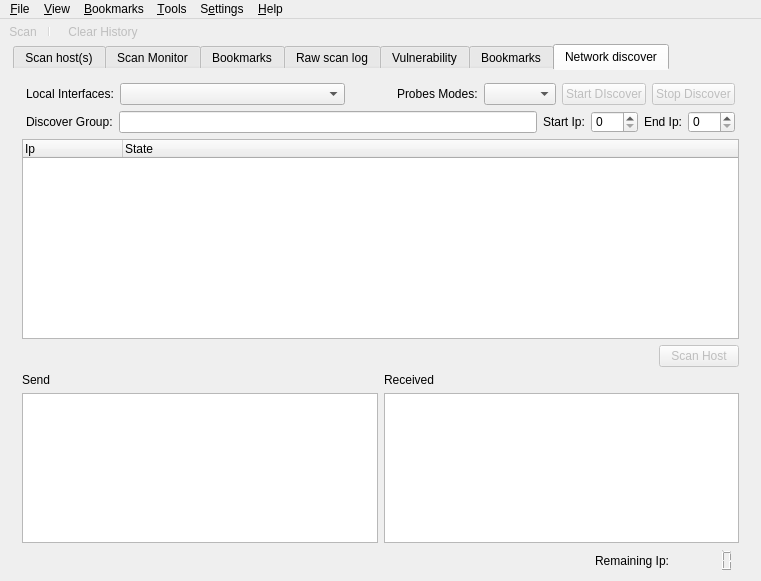
Above: src/app/mainwindow.ui from nmapsi4/nmapsi4 before the change. Below: the same form after it.
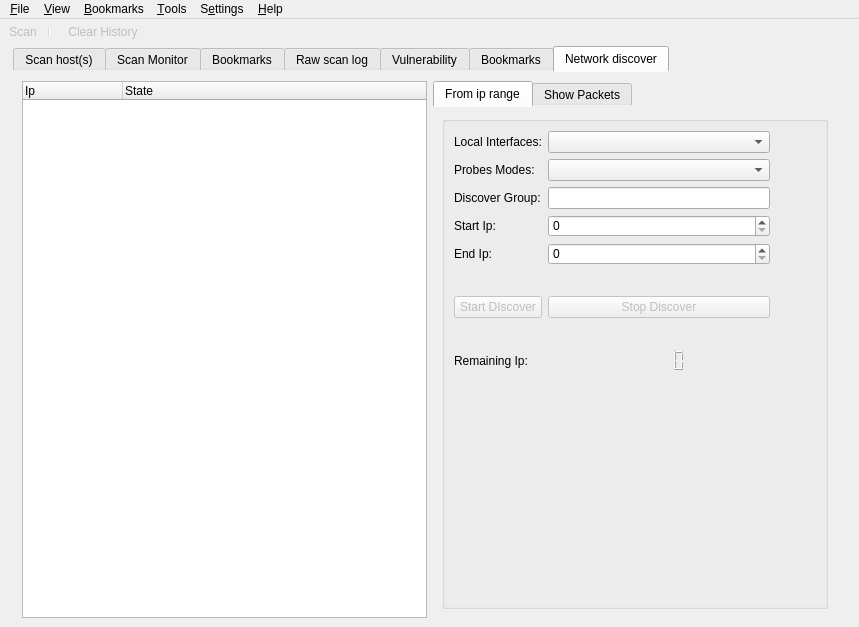
That is the form after the change. The open tabs and pages were chosen to show the change. Icons and pictures are not drawn.

Commit message: start discover rework.

The edit to the form file:
```diff
--- a/src/app/mainwindow.ui
+++ b/src/app/mainwindow.ui
@@ -10,8 +10,8 @@
    <rect>
     <x>0</x>
     <y>0</y>
-    <width>761</width>
-    <height>581</height>
+    <width>859</width>
+    <height>627</height>
    </rect>
   </property>
   <property name="sizePolicy">
@@ -59,7 +59,16 @@
   </property>
   <widget class="QWidget" name="centralwidget">
    <layout class="QVBoxLayout" name="verticalLayout_25">
-    <property name="margin">
+    <property name="leftMargin">
+     <number>0</number>
+    </property>
+    <property name="topMargin">
+     <number>2</number>
+    </property>
+    <property name="rightMargin">
+     <number>0</number>
+    </property>
+    <property name="bottomMargin">
      <number>0</number>
     </property>
     <item>
@@ -1344,65 +1353,69 @@
        <attribute name="title">
         <string>Network discover</string>
        </attribute>
-       <layout class="QGridLayout" name="gridLayout_13">
-        <item row="0" column="0">
-         <layout class="QHBoxLayout" name="horizontalLayout_8">
-          <property name="leftMargin">
-           <number>4</number>
-          </property>
-          <property name="topMargin">
-           <number>4</number>
-          </property>
-          <property name="rightMargin">
-           <number>4</number>
-          </property>
-          <item>
-           <widget class="QLabel" name="label">
-            <property name="maximumSize">
-             <size>
-              <width>16777215</width>
-              <height>16777215</height>
-             </size>
-            </property>
+       <layout class="QVBoxLayout" name="verticalLayout_9">
+        <item>
+         <layout class="QHBoxLayout" name="horizontalLayout_12">
+          <item>
+           <widget class="QTreeWidget" name="treeDiscover">
+            <property name="alternatingRowColors">
+             <bool>true</bool>
+            </property>
+            <property name="rootIsDecorated">
+             <bool>false</bool>
+            </property>
+            <column>
+             <property name="text">
+              <string>Ip</string>
+             </property>
+            </column>
+            <column>
             <property name="text">
-             <string>Local Interfaces:</string>
-            </property>
+              <string>State</string>
+             </property>
+            </column>
            </widget>
           </item>
           <item>
-           <widget class="QComboBox" name="comboDiscover">
-            <property name="sizePolicy">
-             <sizepolicy hsizetype="Expanding" vsizetype="Fixed">
-              <horstretch>0</horstretch>
-              <verstretch>0</verstretch>
-             </sizepolicy>
+           <widget class="QTabWidget" name="tabRightDiscover">
+            <property name="currentIndex">
+             <number>0</number>
             </property>
-            <property name="minimumSize">
-             <size>
-              <width>0</width>
-              <height>0</height>
-             </size>
-            </property>
-           </widget>
-          </item>
+            <widget class="QWidget" name="intervallScan">
+             <attribute name="icon">
+              <iconset resource="../../mainwin.qrc">
+               <normaloff>:/images/images/network_local.png</normaloff>:/images/images/network_local.png</iconset>
+             </attribute>
+             <attribute name="title">
+              <string>From ip range</string>
+             </attribute>
+             <layout class="QVBoxLayout" name="verticalLayout_11">
           <item>
-           <widget class="QPushButton" name="reloadComboDiscover">
-            <property name="toolTip">
-             <string extracomment="Reload Interfaces"/>
-            </property>
-            <property name="text">
+               <widget class="QGroupBox" name="groupBox">
+                <property name="title">
              <string/>
             </property>
+                <layout class="QHBoxLayout" name="horizontalLayout_9">
+                 <item>
+                  <layout class="QGridLayout" name="gridLayout_2">
+                   <item row="2" column="2">
+                    <widget class="QLineEdit" name="lineIpDiscover"/>
+                   </item>
+                   <item row="6" column="2">
+                    <widget class="QPushButton" name="stopDiscoverButt">
+                     <property name="enabled">
+                      <bool>false</bool>
+                     </property>
+                     <property name="text">
+                      <string>Stop Discover</string>
+                     </property>
             <property name="icon">
              <iconset resource="../../mainwin.qrc">
-              <normaloff>:/images/images/reload.png</normaloff>:/images/images/reload.png</iconset>
-            </property>
-            <property name="flat">
-             <bool>true</bool>
+                       <normaloff>:/images/images/button_cancel.png</normaloff>:/images/images/button_cancel.png</iconset>
             </property>
            </widget>
           </item>
-          <item>
+                   <item row="1" column="1">
            <widget class="QLabel" name="labelProbesModes">
             <property name="sizePolicy">
              <sizepolicy hsizetype="Fixed" vsizetype="Preferred">
@@ -1415,142 +1428,104 @@
             </property>
            </widget>
           </item>
-          <item>
-           <widget class="QComboBox" name="discoverProbesCombo">
-            <property name="sizePolicy">
-             <sizepolicy hsizetype="Preferred" vsizetype="Fixed">
-              <horstretch>0</horstretch>
-              <verstretch>0</verstretch>
-             </sizepolicy>
-            </property>
-           </widget>
-          </item>
-          <item>
-           <widget class="QPushButton" name="startDiscoverButt">
-            <property name="enabled">
-             <bool>false</bool>
-            </property>
+                   <item row="8" column="1">
+                    <widget class="QLabel" name="label_12">
+                     <property name="layoutDirection">
+                      <enum>Qt::LeftToRight</enum>
+                     </property>
             <property name="text">
-             <string>Start DIscover</string>
-            </property>
-            <property name="icon">
-             <iconset resource="../../mainwin.qrc">
-              <normaloff>:/images/images/document-preview-archive.png</normaloff>:/images/images/document-preview-archive.png</iconset>
-            </property>
-           </widget>
-          </item>
-          <item>
-           <widget class="QPushButton" name="stopDiscoverButt">
-            <property name="enabled">
-             <bool>false</bool>
+                      <string>Remaining Ip:</string>
+                     </property>
+                    </widget>
+                   </item>
+                   <item row="0" column="3">
+                    <widget class="QPushButton" name="reloadComboDiscover">
+                     <property name="toolTip">
+                      <string extracomment="Reload Interfaces"/>
             </property>
             <property name="text">
-             <string>Stop Discover</string>
+                      <string/>
             </property>
             <property name="icon">
              <iconset resource="../../mainwin.qrc">
-              <normaloff>:/images/images/button_cancel.png</normaloff>:/images/images/button_cancel.png</iconset>
-            </property>
-           </widget>
-          </item>
-         </layout>
-        </item>
-        <item row="1" column="0">
-         <layout class="QHBoxLayout" name="horizontalLayout_9">
-          <property name="leftMargin">
-           <number>4</number>
-          </property>
-          <property name="rightMargin">
-           <number>4</number>
-          </property>
-          <item>
-           <widget class="QLabel" name="label_2">
-            <property name="text">
-             <string>Discover Group:</string>
+                       <normaloff>:/images/images/reload.png</normaloff>:/images/images/reload.png</iconset>
+                     </property>
+                     <property name="flat">
+                      <bool>true</bool>
+                     </property>
+                    </widget>
+                   </item>
+                   <item row="9" column="1">
+                    <spacer name="verticalSpacer_2">
+                     <property name="orientation">
+                      <enum>Qt::Vertical</enum>
+                     </property>
+                     <property name="sizeHint" stdset="0">
+                      <size>
+                       <width>20</width>
+                       <height>40</height>
+                      </size>
+                     </property>
+                    </spacer>
+                   </item>
+                   <item row="4" column="2">
+                    <widget class="QSpinBox" name="spinEndDiscover">
+                     <property name="maximum">
+                      <number>255</number>
             </property>
            </widget>
           </item>
-          <item>
-           <widget class="QLineEdit" name="lineIpDiscover"/>
-          </item>
-          <item>
+                   <item row="3" column="1">
            <widget class="QLabel" name="label_3">
             <property name="text">
              <string>Start Ip:</string>
             </property>
            </widget>
           </item>
-          <item>
-           <widget class="QSpinBox" name="spinBeginDiscover">
-            <property name="maximum">
-             <number>255</number>
-            </property>
-           </widget>
-          </item>
-          <item>
+                   <item row="4" column="1">
            <widget class="QLabel" name="label_4">
             <property name="text">
              <string>End Ip:</string>
             </property>
            </widget>
           </item>
-          <item>
-           <widget class="QSpinBox" name="spinEndDiscover">
-            <property name="maximum">
-             <number>255</number>
+                   <item row="2" column="1">
+                    <widget class="QLabel" name="label_2">
+                     <property name="text">
+                      <string>Discover Group:</string>
             </property>
            </widget>
           </item>
-         </layout>
-        </item>
-        <item row="2" column="0">
-         <widget class="QTreeWidget" name="treeDiscover">
-          <property name="alternatingRowColors">
-           <bool>true</bool>
-          </property>
-          <property name="rootIsDecorated">
-           <bool>false</bool>
-          </property>
-          <column>
-           <property name="text">
-            <string>Ip</string>
-           </property>
-          </column>
-          <column>
-           <property name="text">
-            <string>State</string>
-           </property>
-          </column>
-         </widget>
-        </item>
-        <item row="3" column="0">
-         <layout class="QHBoxLayout" name="horizontalLayout_25">
-          <item>
-           <spacer name="horizontalSpacer_8">
-            <property name="orientation">
-             <enum>Qt::Horizontal</enum>
-            </property>
-            <property name="sizeHint" stdset="0">
+                   <item row="1" column="2">
+                    <widget class="QComboBox" name="discoverProbesCombo">
+                     <property name="sizePolicy">
+                      <sizepolicy hsizetype="Preferred" vsizetype="Fixed">
+                       <horstretch>0</horstretch>
+                       <verstretch>0</verstretch>
+                      </sizepolicy>
+                     </property>
+                    </widget>
+                   </item>
+                   <item row="0" column="1">
+                    <widget class="QLabel" name="label">
+                     <property name="maximumSize">
              <size>
-              <width>0</width>
-              <height>0</height>
-             </size>
-            </property>
-           </spacer>
-          </item>
-          <item>
-           <widget class="QPushButton" name="discoverScanButt">
+                       <width>16777215</width>
+                       <height>16777215</height>
+                      </size>
+                     </property>
+                     <property name="text">
+                      <string>Local Interfaces:</string>
+                     </property>
+                    </widget>
+                   </item>
+                   <item row="6" column="1">
+                    <widget class="QPushButton" name="startDiscoverButt">
             <property name="enabled">
              <bool>false</bool>
             </property>
-            <property name="sizePolicy">
-             <sizepolicy hsizetype="Fixed" vsizetype="Fixed">
-              <horstretch>0</horstretch>
-              <verstretch>0</verstretch>
-             </sizepolicy>
-            </property>
             <property name="text">
-             <string>Scan Host</string>
+                      <string>Start DIscover</string>
             </property>
             <property name="icon">
              <iconset resource="../../mainwin.qrc">
@@ -1558,94 +1533,151 @@
             </property>
            </widget>
           </item>
-         </layout>
-        </item>
-        <item row="4" column="0">
-         <layout class="QGridLayout" name="gridLayout_9">
-          <item row="1" column="0">
-           <widget class="QTextEdit" name="textDiscoverSend">
+                   <item row="8" column="2">
+                    <widget class="QLCDNumber" name="nseNumber">
+                     <property name="layoutDirection">
+                      <enum>Qt::LeftToRight</enum>
+                     </property>
+                     <property name="frameShape">
+                      <enum>QFrame::NoFrame</enum>
+                     </property>
+                     <property name="lineWidth">
+                      <number>0</number>
+                     </property>
+                    </widget>
+                   </item>
+                   <item row="0" column="2">
+                    <widget class="QComboBox" name="comboDiscover">
             <property name="sizePolicy">
              <sizepolicy hsizetype="Expanding" vsizetype="Fixed">
               <horstretch>0</horstretch>
               <verstretch>0</verstretch>
              </sizepolicy>
             </property>
-            <property name="maximumSize">
+                     <property name="minimumSize">
              <size>
-              <width>16777215</width>
-              <height>150</height>
+                       <width>0</width>
+                       <height>0</height>
              </size>
             </property>
            </widget>
           </item>
-          <item row="1" column="1">
-           <widget class="QTextEdit" name="textDiscoverRec">
-            <property name="sizePolicy">
-             <sizepolicy hsizetype="Expanding" vsizetype="Fixed">
-              <horstretch>0</horstretch>
-              <verstretch>0</verstretch>
-             </sizepolicy>
-            </property>
-            <property name="maximumSize">
+                   <item row="3" column="2">
+                    <widget class="QSpinBox" name="spinBeginDiscover">
+                     <property name="maximum">
+                      <number>255</number>
+                     </property>
+                    </widget>
+                   </item>
+                   <item row="7" column="2">
+                    <spacer name="verticalSpacer_3">
+                     <property name="orientation">
+                      <enum>Qt::Vertical</enum>
+                     </property>
+                     <property name="sizeType">
+                      <enum>QSizePolicy::Fixed</enum>
+                     </property>
+                     <property name="sizeHint" stdset="0">
              <size>
-              <width>16777215</width>
-              <height>150</height>
-             </size>
-            </property>
-           </widget>
-          </item>
-          <item row="0" column="0">
+                       <width>20</width>
+                       <height>25</height>
+                      </size>
+                     </property>
+                    </spacer>
+                   </item>
+                   <item row="5" column="2">
+                    <spacer name="verticalSpacer_4">
+                     <property name="orientation">
+                      <enum>Qt::Vertical</enum>
+                     </property>
+                     <property name="sizeType">
+                      <enum>QSizePolicy::Fixed</enum>
+                     </property>
+                     <property name="sizeHint" stdset="0">
+                      <size>
+                       <width>20</width>
+                       <height>25</height>
+                      </size>
+                     </property>
+                    </spacer>
+                   </item>
+                  </layout>
+                 </item>
+                </layout>
+               </widget>
+              </item>
+             </layout>
+            </widget>
+            <widget class="QWidget" name="showPacket">
+             <attribute name="icon">
+              <iconset resource="../../mainwin.qrc">
+               <normaloff>:/images/images/messagebox_info.png</normaloff>:/images/images/messagebox_info.png</iconset>
+             </attribute>
+             <attribute name="title">
+              <string>Show Packets</string>
+             </attribute>
+             <layout class="QVBoxLayout" name="verticalLayout_10">
+              <item>
            <widget class="QLabel" name="label_14">
             <property name="text">
              <string>Send</string>
             </property>
            </widget>
           </item>
-          <item row="0" column="1">
+              <item>
+               <widget class="QTextEdit" name="textDiscoverSend">
+                <property name="sizePolicy">
+                 <sizepolicy hsizetype="Expanding" vsizetype="Expanding">
+                  <horstretch>0</horstretch>
+                  <verstretch>0</verstretch>
+                 </sizepolicy>
+                </property>
+                <property name="maximumSize">
+                 <size>
+                  <width>16777215</width>
+                  <height>150</height>
+                 </size>
+                </property>
+               </widget>
+              </item>
+              <item>
            <widget class="QLabel" name="label_15">
             <property name="text">
              <string>Received</string>
             </property>
            </widget>
           </item>
-         </layout>
-        </item>
-        <item row="5" column="0">
-         <layout class="QHBoxLayout" name="horizontalLayout_22">
+              <item>
+               <widget class="QTextEdit" name="textDiscoverRec">
+                <property name="sizePolicy">
+                 <sizepolicy hsizetype="Expanding" vsizetype="Expanding">
+                  <horstretch>0</horstretch>
+                  <verstretch>0</verstretch>
+                 </sizepolicy>
+                </property>
+                <property name="maximumSize">
+                 <size>
+                  <width>16777215</width>
+                  <height>150</height>
+                 </size>
+                </property>
+               </widget>
+              </item>
           <item>
-           <spacer name="horizontalSpacer_7">
+               <spacer name="verticalSpacer">
             <property name="orientation">
-             <enum>Qt::Horizontal</enum>
+                 <enum>Qt::Vertical</enum>
             </property>
             <property name="sizeHint" stdset="0">
              <size>
-              <width>0</width>
-              <height>0</height>
+                  <width>20</width>
+                  <height>40</height>
              </size>
             </property>
            </spacer>
           </item>
-          <item>
-           <widget class="QLabel" name="label_12">
-            <property name="layoutDirection">
-             <enum>Qt::LeftToRight</enum>
-            </property>
-            <property name="text">
-             <string>Remaining Ip:</string>
-            </property>
-            <property name="alignment">
-             <set>Qt::AlignRight|Qt::AlignTrailing|Qt::AlignVCenter</set>
-            </property>
-           </widget>
-          </item>
-          <item>
-           <widget class="QLCDNumber" name="nseNumber">
-            <property name="frameShape">
-             <enum>QFrame::NoFrame</enum>
-            </property>
-            <property name="lineWidth">
-             <number>0</number>
-            </property>
+             </layout>
+            </widget>
            </widget>
           </item>
          </layout>
@@ -1661,7 +1693,7 @@
     <rect>
      <x>0</x>
      <y>0</y>
-     <width>761</width>
+     <width>859</width>
      <height>20</height>
     </rect>
    </property>
```
Left out of the diff: 2 changed lines with no effect on the pictures. Lines whose indentation alone changed are shown as unchanged. The commit also changes 7 other files.
